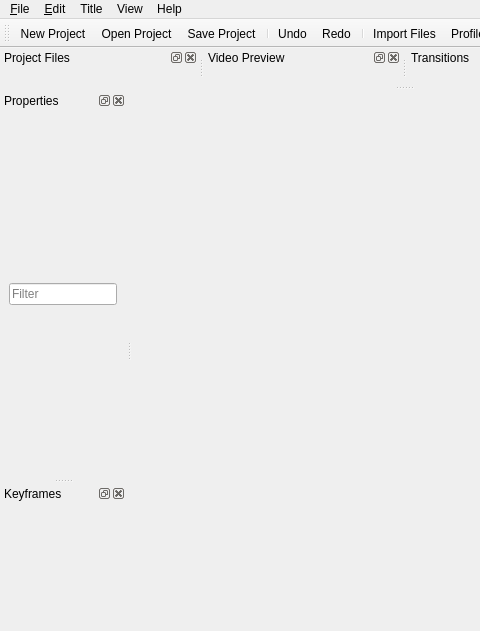
The window that src/windows/ui/main-window.ui (OpenShot/openshot-qt) describes before a commit, drawn with Qt 5; both pictures show x 0 to 480 and y 0 to 631 of the 808 by 631 pixel window.
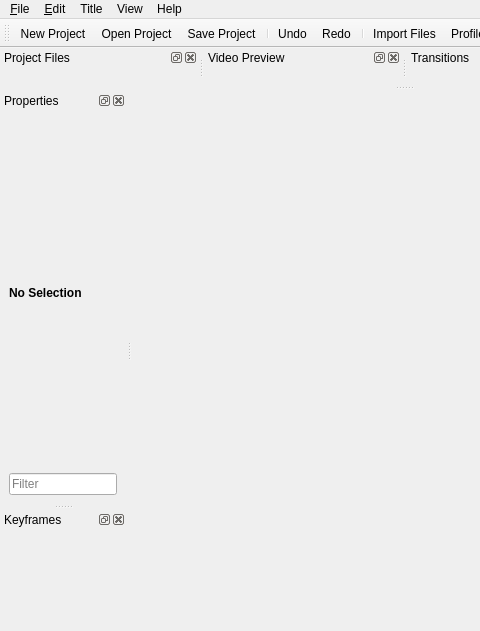
The same window after the commit. Icons and pictures are not drawn.

Commit message: Integrated selected clips into the properties dialog, correctly showing keyframes and interpolated values

What changed in the file:
```diff
--- a/src/windows/ui/main-window.ui
+++ b/src/windows/ui/main-window.ui
@@ -253,7 +253,20 @@
    </attribute>
    <widget class="QWidget" name="dockPropertiesContent">
     <layout class="QGridLayout" name="gridLayout_6">
-     <item row="0" column="0">
+     <item row="1" column="1">
+      <widget class="QLabel" name="lblSelectedItem">
+       <property name="font">
+        <font>
+         <weight>75</weight>
+         <bold>true</bold>
+        </font>
+       </property>
+       <property name="text">
+        <string>No Selection</string>
+       </property>
+      </widget>
+     </item>
+     <item row="2" column="1">
       <widget class="QLineEdit" name="txtPropertyFilter">
        <property name="inputMask">
         <string/>
```
Left out of the diff: 11 changed lines with no effect on the pictures. The commit also changes 5 other files.
